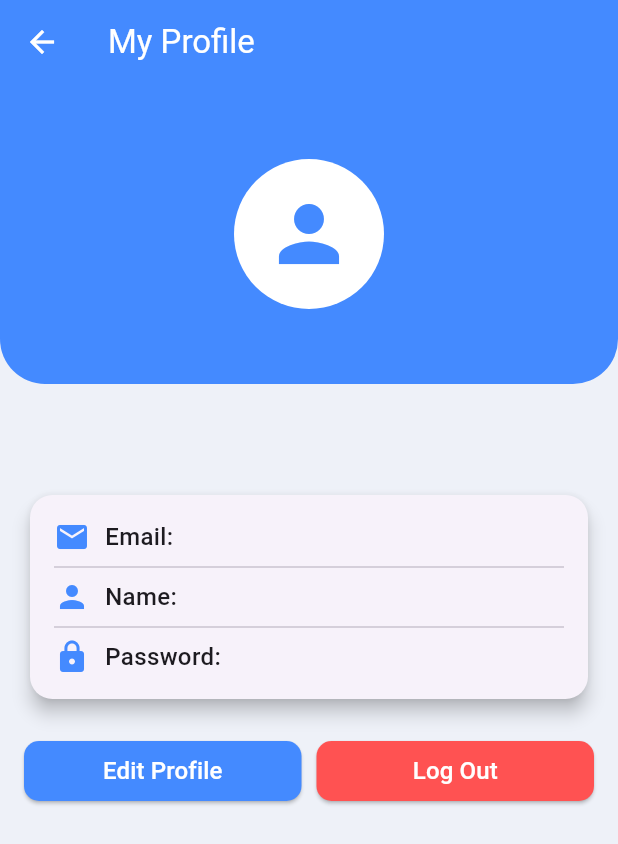
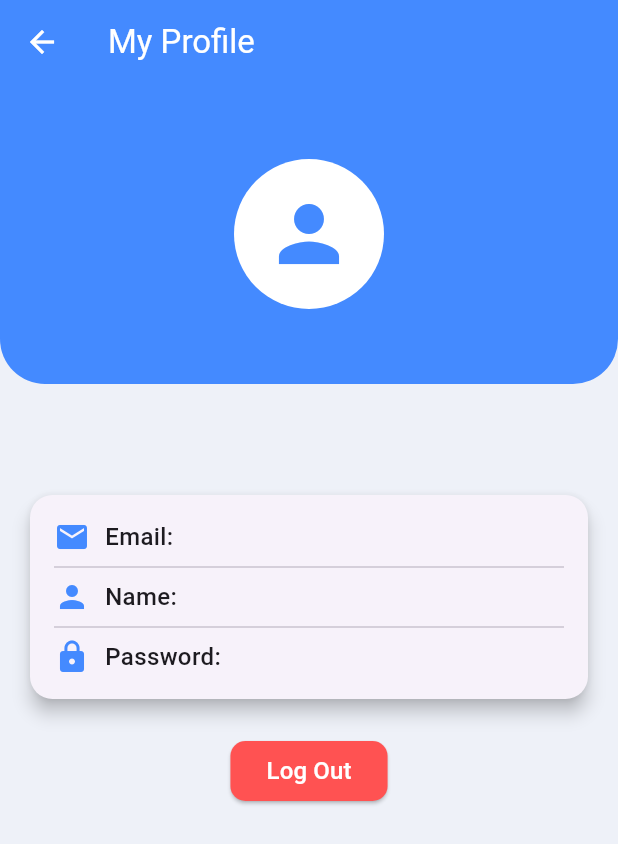
Before and after one commit to TB-PPB-Group-8/tubes_PPB, a Flutter app: the ProfileScreen screen opened directly, on a phone screen of 412 x 824 dp. Shown: the top 844 px of the screen. Run offline on Flutter 3.47's test engine with Material 3 defaults, Android fonts, the phone set to English and light mode, and no system bars; our stand-ins replace badges, carousel_slider, cloud_firestore, firebase_auth, firebase_core, shared_preferences; accounts and stored records are empty.

Commit message:
update profil_screen

```diff
--- a/lib/screens/profile_screen.dart
+++ b/lib/screens/profile_screen.dart
@@ -158,30 +158,10 @@ class _ProfileScreenState extends State<ProfileScreen> {
               ),
             ),
             const SizedBox(height: 20),
-            // Action Buttons
+            // Centered Logout Button
             Padding(
               padding: const EdgeInsets.symmetric(horizontal: 16.0),
-              child: Row(
-                children: [
-                  Expanded(
-                    child: ElevatedButton(
-                      onPressed: () {
-                        Navigator.pushNamed(context, '/editProfile');
-                      },
-                      style: ElevatedButton.styleFrom(
-                        backgroundColor: Colors.blueAccent,
-                        shape: RoundedRectangleBorder(
-                          borderRadius: BorderRadius.circular(10),
-                        ),
-                      ),
-                      child: const Text(
-                        'Edit Profile',
-                        style: TextStyle(color: Colors.white, fontSize: 16),
-                      ),
-                    ),
-                  ),
-                  const SizedBox(width: 10),
-                  Expanded(
+              child: Center(
                 child: ElevatedButton(
                   onPressed: () async {
                     SharedPreferences prefs =
@@ -201,8 +181,6 @@ class _ProfileScreenState extends State<ProfileScreen> {
                   ),
                 ),
               ),
-                ],
-              ),
             ),
           ],
         ),
```
Lines whose indentation alone changed are shown as unchanged.
